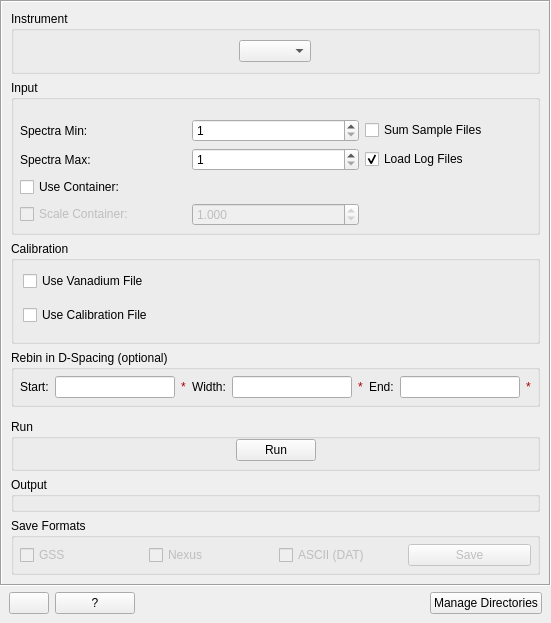
The window that qt/scientific_interfaces/Indirect/Diffraction/DiffractionReduction.ui (mantidproject/mantid) describes before a commit, drawn with Qt 5.
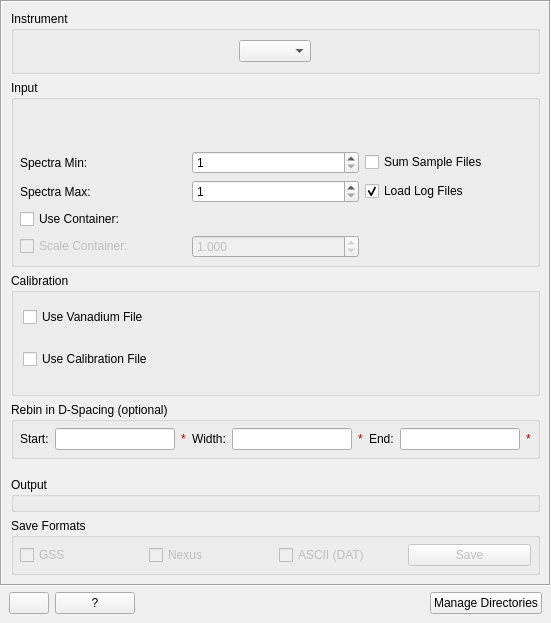
The same window after the commit. Custom widgets are drawn as their Qt base class.

Commit message: Use new RunWidget in Indirect Diffraction interface

The edit to the form file:
```diff
--- a/qt/scientific_interfaces/Indirect/Diffraction/DiffractionReduction.ui
+++ b/qt/scientific_interfaces/Indirect/Diffraction/DiffractionReduction.ui
@@ -40,8 +40,8 @@
         <rect>
          <x>0</x>
          <y>0</y>
-         <width>526</width>
-         <height>647</height>
+         <width>547</width>
+         <height>571</height>
         </rect>
        </property>
        <layout class="QVBoxLayout" name="verticalLayout">
@@ -423,64 +423,7 @@
          </widget>
         </item>
         <item>
-         <widget class="QGroupBox" name="groupBox">
-          <property name="title">
-           <string>Run</string>
-          </property>
-          <layout class="QHBoxLayout" name="horizontalLayout_5">
-           <property name="spacing">
-            <number>0</number>
-           </property>
-           <property name="leftMargin">
-            <number>0</number>
-           </property>
-           <property name="topMargin">
-            <number>0</number>
-           </property>
-           <property name="rightMargin">
-            <number>0</number>
-           </property>
-           <property name="bottomMargin">
-            <number>7</number>
-           </property>
-           <item>
-            <spacer name="horizontalSpacer_2">
-             <property name="orientation">
-              <enum>Qt::Horizontal</enum>
-             </property>
-             <property name="sizeHint" stdset="0">
-              <size>
-               <width>40</width>
-               <height>20</height>
-              </size>
-             </property>
-            </spacer>
-           </item>
-           <item>
-            <widget class="QPushButton" name="pbRun">
-             <property name="enabled">
-              <bool>true</bool>
-             </property>
-             <property name="text">
-              <string>Run</string>
-             </property>
-            </widget>
-           </item>
-           <item>
-            <spacer name="horizontalSpacer_3">
-             <property name="orientation">
-              <enum>Qt::Horizontal</enum>
-             </property>
-             <property name="sizeHint" stdset="0">
-              <size>
-               <width>40</width>
-               <height>20</height>
-              </size>
-             </property>
-            </spacer>
-           </item>
-          </layout>
-         </widget>
+         <widget class="QWidget" name="runWidget" native="true"/>
         </item>
         <item>
          <widget class="QGroupBox" name="gbOutput">
```
The commit also changes 2 other files.
